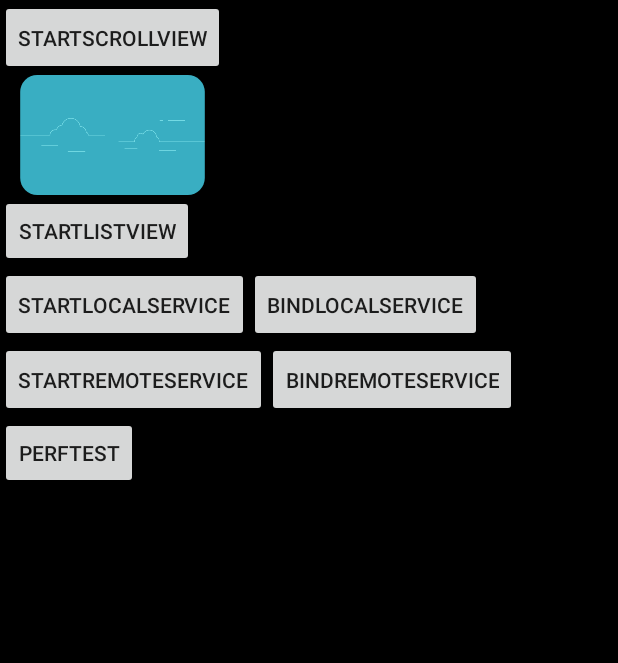
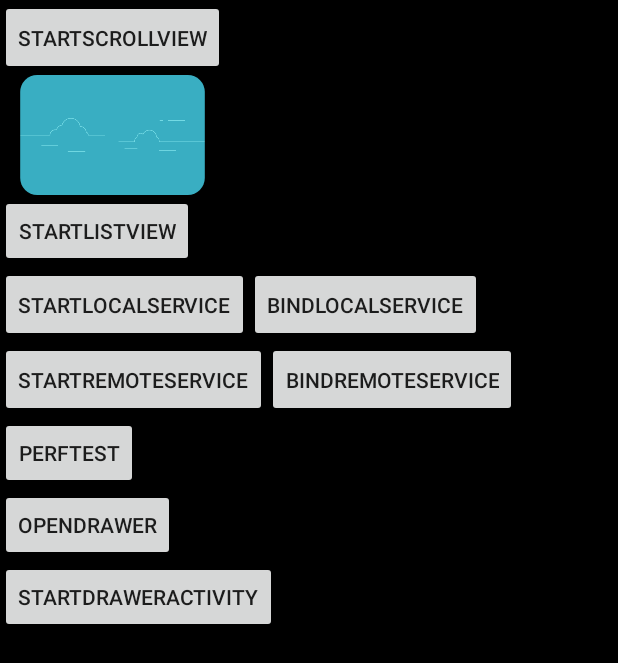
Before and after one commit to chriszheng124/haha, an Android app: the DemoMainActivity screen opened directly, with no data from a screen before it, on a phone screen of 412 x 824 dp. Shown: the top 663 px of the screen. Run offline under Robolectric (Android 15) with nearby library versions, the phone set to English and light mode, and no system bars.

Commit message:
ViewDragHelper的用法

```diff
--- a/app/src/main/AndroidManifest.xml
+++ b/app/src/main/AndroidManifest.xml
@@ -25,6 +25,7 @@
         <activity android:name=".demo.TestActivity_1" />
         <activity android:name=".demo.ListViewActivity" />
         <activity android:name=".demo.PerfTestDemo" />
+        <activity android:name=".demo.DrawerActivity" />
 
         <!-- service-->
         <service android:name=".demo.MyLocalService" />
--- a/app/src/main/java/tools/haha/com/androidtools/demo/DemoMainActivity.java
+++ b/app/src/main/java/tools/haha/com/androidtools/demo/DemoMainActivity.java
@@ -17,6 +17,7 @@ import android.widget.Toast;
 
 
 import tools.haha.com.androidtools.R;
+import tools.haha.com.androidtools.ui.MyDrawerLayout;
 import tools.haha.com.androidtools.ui.RoundedBitmapDrawable;
 
 
@@ -24,6 +25,7 @@ public class DemoMainActivity extends Activity implements View.OnClickListener{
 
     private MyLocalService mBoundService;
     private boolean mBound;
+    private MyDrawerLayout mDrawer;
 
     public DemoMainActivity() {
         super();
@@ -34,13 +36,15 @@ public class DemoMainActivity extends Activity implements View.OnClickListener{
         Log.v("dexposed", "DemoMainActivity::OnCreate was called");
         super.onCreate(savedInstanceState);
         setContentView(R.layout.demo_main_activity_layout);
-        View rootView = findViewById(R.id.root);
-        rootView.setBackgroundColor(getColor());
+        View root = findViewById(R.id.root);
+        root.setBackgroundColor(getColor());
         final ImageView imageView = (ImageView)findViewById(R.id.img_view_1);
         Bitmap bitmap = BitmapFactory.decodeResource(getResources(), R.drawable.sky);
         RoundedBitmapDrawable roundedBitmapDrawable = new RoundedBitmapDrawable(getResources(), bitmap);
         roundedBitmapDrawable.setRadius(55);
         imageView.setImageDrawable(roundedBitmapDrawable);
+
+        mDrawer = (MyDrawerLayout)findViewById(R.id.drawer);
     }
 
     private int getColor(){
@@ -114,6 +118,14 @@ public class DemoMainActivity extends Activity implements View.OnClickListener{
                 intent5.setClassName(this, PerfTestDemo.class.getName());
                 startActivity(intent5);
                 break;
+            case R.id.btn_open_drawer:
+                mDrawer.setVisibility(View.VISIBLE);
+                break;
+            case R.id.start_drawer_activity:
+                Intent intent6 = new Intent();
+                intent6.setClassName(this, DrawerActivity.class.getName());
+                startActivity(intent6);
+                break;
         }
     }
 
--- a/app/src/main/res/layout/demo_main_activity_layout.xml
+++ b/app/src/main/res/layout/demo_main_activity_layout.xml
@@ -1,10 +1,14 @@
 <?xml version="1.0" encoding="utf-8"?>
-<LinearLayout xmlns:android="http://schemas.android.com/apk/res/android"
+<FrameLayout xmlns:android="http://schemas.android.com/apk/res/android"
         android:id="@+id/root"
+        android:layout_width="match_parent"
+        android:layout_height="match_parent">
+
+        <LinearLayout
+            android:id="@+id/normal_view"
             android:orientation="vertical"
             android:layout_width="match_parent"
             android:layout_height="match_parent">
-
             <Button
                 android:onClick="onClick"
                 android:id="@+id/scroll_view_button"
@@ -76,4 +80,47 @@
                 android:layout_width="wrap_content"
                 android:layout_height="wrap_content"/>
 
+            <Button
+                android:onClick="onClick"
+                android:text="openDrawer"
+                android:id="@+id/btn_open_drawer"
+                android:layout_width="wrap_content"
+                android:layout_height="wrap_content"/>
+
+            <Button
+                android:onClick="onClick"
+                android:text="startDrawerActivity"
+                android:id="@+id/start_drawer_activity"
+                android:layout_width="wrap_content"
+                android:layout_height="wrap_content"/>
         </LinearLayout>
+
+        <tools.haha.com.androidtools.ui.MyDrawerLayout
+            android:id="@+id/drawer"
+            android:visibility="gone"
+
+            android:layout_width="match_parent"
+            android:layout_height="match_parent">
+            <LinearLayout
+                android:id="@+id/drag_target"
+                android:orientation="vertical"
+                android:weightSum="1"
+                android:layout_width="match_parent"
+                android:layout_height="match_parent">
+                <TextView
+                    android:background="@android:color/holo_blue_dark"
+                    android:layout_weight="1"
+                    android:layout_width="match_parent"
+                    android:layout_height="0dp"/>
+
+                <TextView
+                    android:id="@+id/btn_up"
+                    android:text="... ..."
+                    android:gravity="center"
+                    android:background="@android:color/darker_gray"
+                    android:layout_width="match_parent"
+                    android:layout_height="60dp"/>
+            </LinearLayout>
+        </tools.haha.com.androidtools.ui.MyDrawerLayout>
+
+</FrameLayout>
```
Also changed, not shown: app/src/main/java/tools/haha/com/androidtools/demo/DrawerActivity.java (added, +14 -0 lines), app/src/main/java/tools/haha/com/androidtools/ui/MyDrawerLayout.java (added, +142 -0 lines), app/src/main/res/layout/drawer_layout.xml (added, +20 -0 lines). Lines whose indentation alone changed are shown as unchanged.
